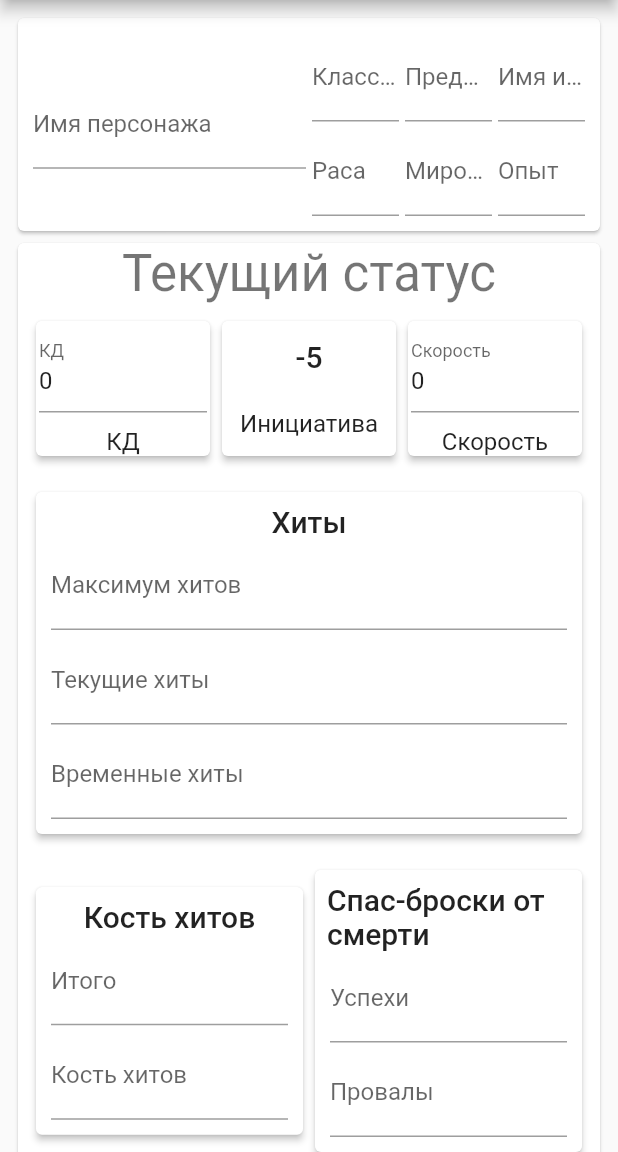
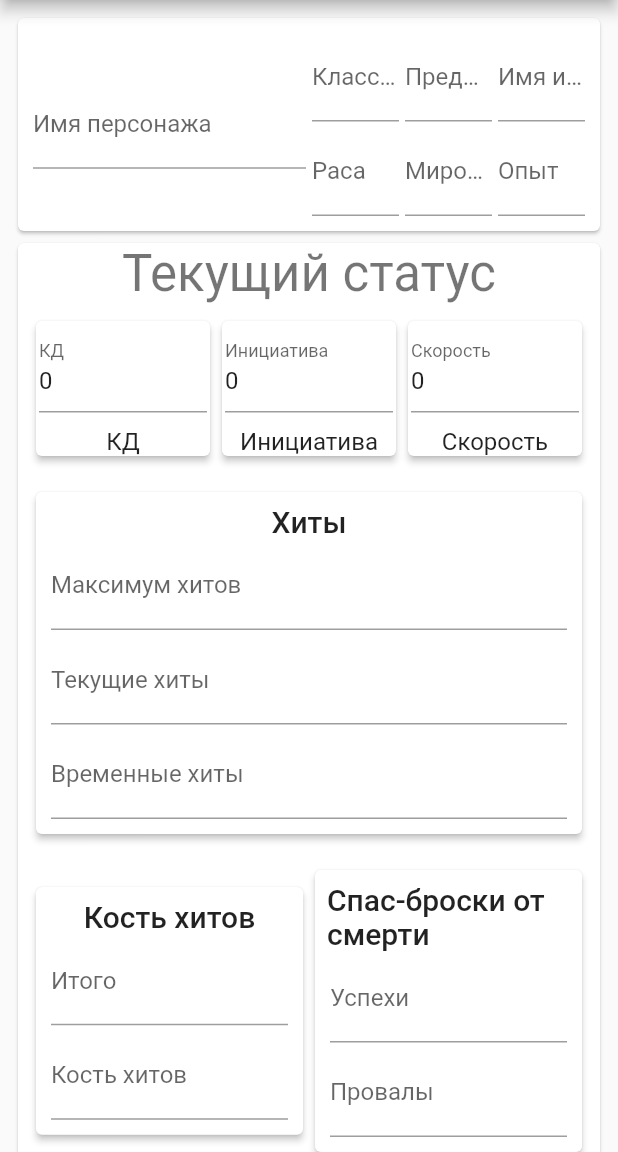
Before and after one commit to gudn/ddplayer, a Flutter app: the screen it shows after launch, on a phone screen of 412 x 824 dp, the part 84-1236 px from its top. Run offline on Flutter 3.47's test engine with Material 2 defaults, Android fonts, the light colour scheme and no system bars; our stand-ins replace bloc, flutter_bloc; missing offline and left inert: dart:html.

Commit message:
change initiative to input

```diff
--- a/lib/components/status.dart
+++ b/lib/components/status.dart
@@ -20,7 +20,7 @@ class Status extends StatelessWidget {
                 crossAxisAlignment: CrossAxisAlignment.stretch,
                 children: [
                   StatusInput('КД'),
-                  InitiativeWidget(),
+                  StatusInput('Инициатива'),
                   StatusInput('Скорость'),
                 ],
               ),
@@ -107,33 +107,6 @@ class Status extends StatelessWidget {
   }
 }
 
-class InitiativeWidget extends StatelessWidget {
-  const InitiativeWidget({
-    Key? key,
-  }) : super(key: key);
-
-  @override
-  Widget build(BuildContext context) {
-    final sleightCubit = BlocProvider.of<SleightCibut>(context);
-    return Expanded(
-      child: Card(
-          elevation: 2.0,
-          child: Column(
-            mainAxisAlignment: MainAxisAlignment.spaceAround,
-            children: [
-              BlocBuilder(
-                bloc: sleightCubit,
-                builder: (context, state) => Text(
-                    sleightCubit.modifier.toString(),
-                    style: Theme.of(context).textTheme.headline6),
-              ),
-              Text('Инициатива', style: Theme.of(context).textTheme.subtitle1)
-            ],
-          )),
-    );
-  }
-}
-
 class StatusInput extends StatelessWidget {
   final String label;
 
```
